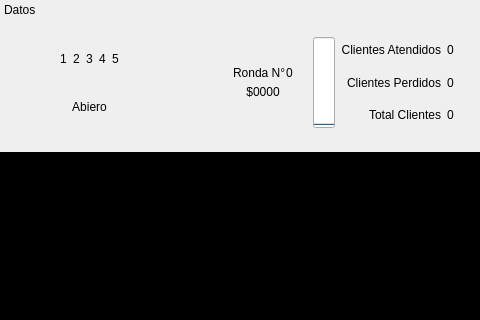
Old version of the form Tareas/T02/frontend/layout/game.ui in the repository benjavicente/iic2233; both pictures show x 0 to 480 and y 0 to 320 of the 1043 by 670 pixel window.
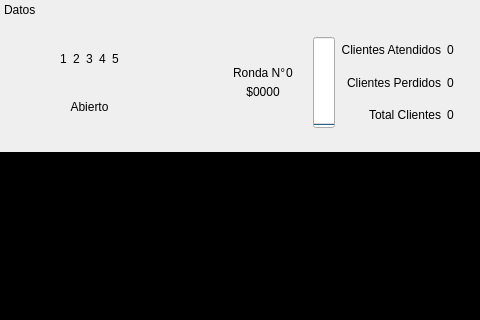
New version of the form. Icons and pictures are not drawn.

Patch:
```diff
--- a/Tareas/T02/frontend/layout/game.ui
+++ b/Tareas/T02/frontend/layout/game.ui
@@ -380,7 +380,7 @@
         <item>
          <widget class="QLabel" name="open">
           <property name="text">
-           <string>Abiero</string>
+           <string>Abierto</string>
           </property>
           <property name="alignment">
            <set>Qt::AlignCenter</set>
```
